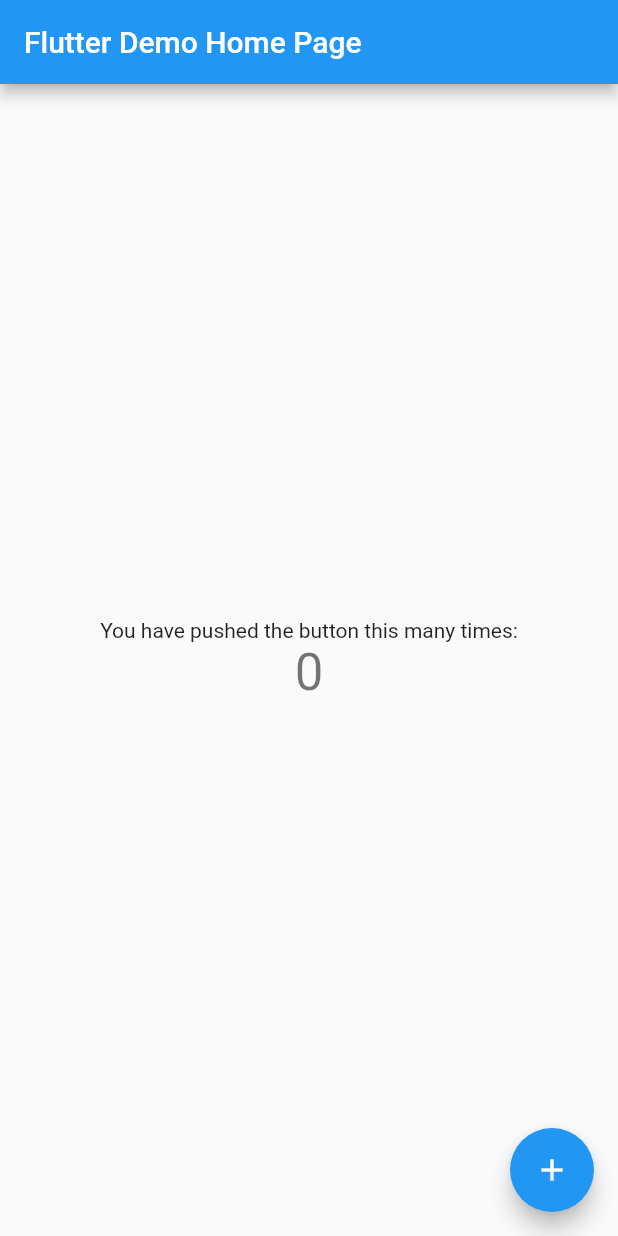
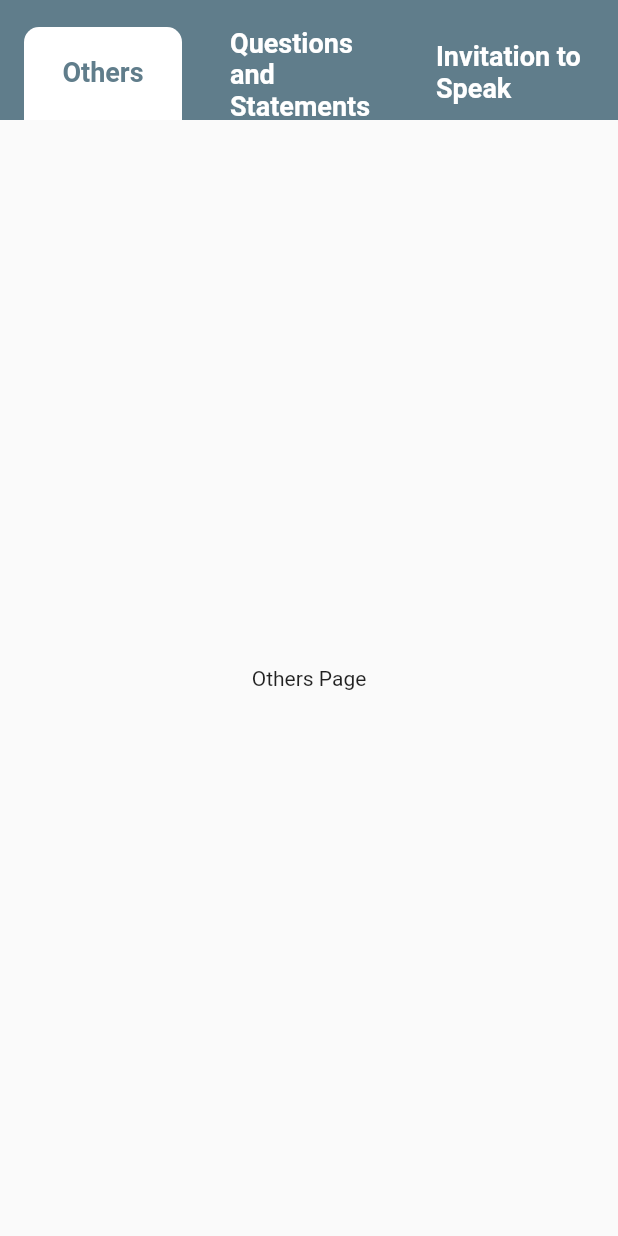
Before and after one commit to jofb/KIT301_Ears, a Flutter app: the screen it shows after launch, on a phone screen of 412 x 824 dp. Run offline on Flutter 3.47's test engine with Material 2 defaults, Android fonts, the phone set to English and light mode, and no system bars.

Commit message:
Project File Creation
-Added Others File
-Added Questions and Statements File
-Added Invitation to Speak File
-Migrated tabs to their respective files
***Please rename the files, i things the qAndSTab.dart needs to be renamed, other 2 r fine i think***

```diff
--- a/lib/main.dart
+++ b/lib/main.dart
@@ -1,4 +1,7 @@
 import 'package:flutter/material.dart';
+import 'package:kit301_ears/invitationTab.dart';
+import 'package:kit301_ears/qAndSTab.dart';
+import 'package:kit301_ears/othersTab.dart';
 
 void main() {
   runApp(const MyApp());
@@ -7,39 +10,20 @@
 class MyApp extends StatelessWidget {
   const MyApp({super.key});
 
-  // This widget is the root of your application.
   @override
   Widget build(BuildContext context) {
     return MaterialApp(
       title: 'Flutter Demo',
       theme: ThemeData(
-        // This is the theme of your application.
-        //
-        // Try running your application with "flutter run". You'll see the
-        // application has a blue toolbar. Then, without quitting the app, try
-        // changing the primarySwatch below to Colors.green and then invoke
-        // "hot reload" (press "r" in the console where you ran "flutter run",
-        // or simply save your changes to "hot reload" in a Flutter IDE).
-        // Notice that the counter didn't reset back to zero; the application
-        // is not restarted.
         primarySwatch: Colors.blue,
       ),
-      home: const MyHomePage(title: 'Flutter Demo Home Page'),
+      home: const MyHomePage(title: 'EARS Project'),
     );
   }
 }
 
 class MyHomePage extends StatefulWidget {
   const MyHomePage({super.key, required this.title});
-
-  // This widget is the home page of your application. It is stateful, meaning
-  // that it has a State object (defined below) that contains fields that affect
-  // how it looks.
-
-  // This class is the configuration for the state. It holds the values (in this
-  // case the title) provided by the parent (in this case the App widget) and
-  // used by the build method of the State. Fields in a Widget subclass are
-  // always marked "final".
 
   final String title;
 
@@ -48,68 +32,74 @@
 }
 
 class _MyHomePageState extends State<MyHomePage> {
-  int _counter = 0;
-
-  void _incrementCounter() {
-    setState(() {
-      // This call to setState tells the Flutter framework that something has
-      // changed in this State, which causes it to rerun the build method below
-      // so that the display can reflect the updated values. If we changed
-      // _counter without calling setState(), then the build method would not be
-      // called again, and so nothing would appear to happen.
-      _counter++;
-    });
-  }
-
   @override
   Widget build(BuildContext context) {
-    // This method is rerun every time setState is called, for instance as done
-    // by the _incrementCounter method above.
-    //
-    // The Flutter framework has been optimized to make rerunning build methods
-    // fast, so that you can just rebuild anything that needs updating rather
-    // than having to individually change instances of widgets.
-    return Scaffold(
-      appBar: AppBar(
-        // Here we take the value from the MyHomePage object that was created by
-        // the App.build method, and use it to set our appbar title.
-        title: Text(widget.title),
-      ),
-      body: Center(
-        // Center is a layout widget. It takes a single child and positions it
-        // in the middle of the parent.
-        child: Column(
-          // Column is also a layout widget. It takes a list of children and
-          // arranges them vertically. By default, it sizes itself to fit its
-          // children horizontally, and tries to be as tall as its parent.
-          //
-          // Invoke "debug painting" (press "p" in the console, choose the
-          // "Toggle Debug Paint" action from the Flutter Inspector in Android
-          // Studio, or the "Toggle Debug Paint" command in Visual Studio Code)
-          // to see the wireframe for each widget.
-          //
-          // Column has various properties to control how it sizes itself and
-          // how it positions its children. Here we use mainAxisAlignment to
-          // center the children vertically; the main axis here is the vertical
-          // axis because Columns are vertical (the cross axis would be
-          // horizontal).
-          mainAxisAlignment: MainAxisAlignment.center,
-          children: <Widget>[
-            const Text(
-              'You have pushed the button this many times:',
-            ),
-            Text(
-              '$_counter',
-              style: Theme.of(context).textTheme.headlineMedium,
-            ),
+    return DefaultTabController(
+      length: 3,
+      child: Scaffold(
+        appBar: AppBar(
+          toolbarHeight: 32,
+          backgroundColor: Colors.blueGrey,
+          elevation: 0,
+          bottom: const TabBar( //hit the little arrow on line 46, hide all this garbage styling
+            labelColor: Colors.blueGrey,
+            unselectedLabelColor: Colors.white,
+            indicatorSize: TabBarIndicatorSize.label,
+            indicator: BoxDecoration(
+              borderRadius: BorderRadius.only(
+                topLeft: Radius.circular(10),
+                topRight: Radius.circular(10)
+              ),
+              color: Colors.white
+              ),
+            tabs: [
+              SizedBox(
+                height: 60,
+                child: Tab(
+                  child: Align(
+                    alignment: Alignment.center,
+                    child: Text(
+                      "Others",
+                      style: TextStyle(fontSize: 18, fontWeight: FontWeight.bold),
+                    ),
+                  )
+                ),
+              ),
+              SizedBox(
+                height: 60,
+                child: Tab(
+                  child: Align(
+                    alignment: Alignment.center,
+                    child: Text(
+                      "Questions and Statements",
+                      style: TextStyle(fontSize: 18, fontWeight: FontWeight.bold),
+                    ),
+                  )
+                ),
+              ),
+              SizedBox(
+                height: 60,
+                child: Tab(
+                  child: Align(
+                    alignment: Alignment.center,
+                    child: Text(
+                      "Invitation to Speak",
+                      style: TextStyle(fontSize: 18, fontWeight: FontWeight.bold),
+                    ),
+                  )
+                ),
+              ),
+              ]
+          ),
+        ),
+        body: const TabBarView(
+          children: [
+            OthersTab(),
+            QuestionsTab(),
+            InvitationTab(),
           ],
         ),
       ),
-      floatingActionButton: FloatingActionButton(
-        onPressed: _incrementCounter,
-        tooltip: 'Increment',
-        child: const Icon(Icons.add),
-      ), // This trailing comma makes auto-formatting nicer for build methods.
     );
   }
 }
--- /dev/null
+++ b/lib/othersTab.dart
@@ -0,0 +1,20 @@
+import 'package:flutter/material.dart';
+
+class OthersTab extends StatefulWidget {
+  const OthersTab({super.key});
+
+  @override
+  State<OthersTab> createState() => _OthersTabState();
+}
+
+class _OthersTabState extends State<OthersTab> {
+  @override
+  Widget build(BuildContext context) {
+    return Column(
+      mainAxisAlignment: MainAxisAlignment.center,
+      children: const <Widget>[
+        Text("Others Page")
+      ],
+    );
+  }
+}
```
Also changed, not shown: lib/invitationTab.dart (added, +20 -0 lines), lib/qAndSTab.dart (added, +124 -0 lines).
